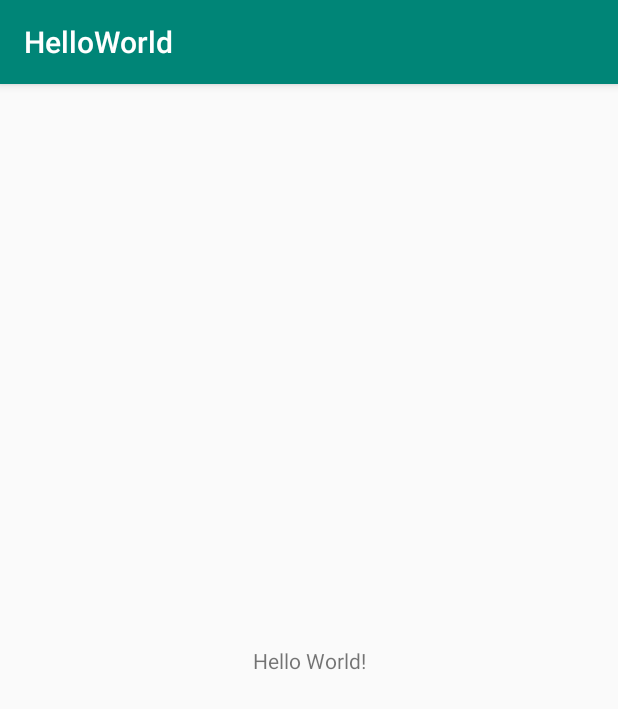
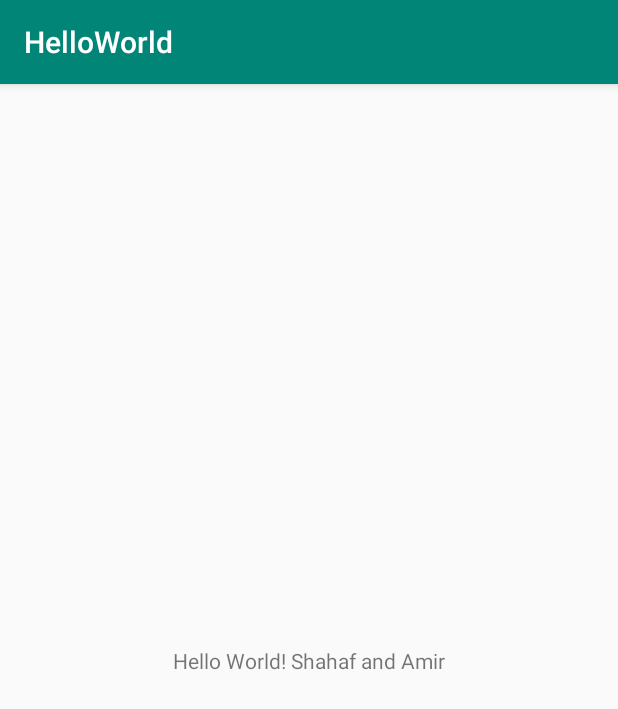
Before and after one commit to amir1902/HelloWorld, an Android app: the screen it shows after launch (MainActivity), on a phone screen of 412 x 824 dp. Shown: the top 709 px of the screen. Run offline under Robolectric (Android 15) with nearby library versions, the phone set to English and light mode, and no system bars.

Commit message:
commit_2

```diff
--- a/app/src/main/res/layout/activity_main.xml
+++ b/app/src/main/res/layout/activity_main.xml
@@ -9,7 +9,7 @@
     <TextView
         android:layout_width="wrap_content"
         android:layout_height="wrap_content"
-        android:text="Hello World!"
+        android:text="Hello World! Shahaf and Amir"
         app:layout_constraintBottom_toBottomOf="parent"
         app:layout_constraintLeft_toLeftOf="parent"
         app:layout_constraintRight_toRightOf="parent"
```
